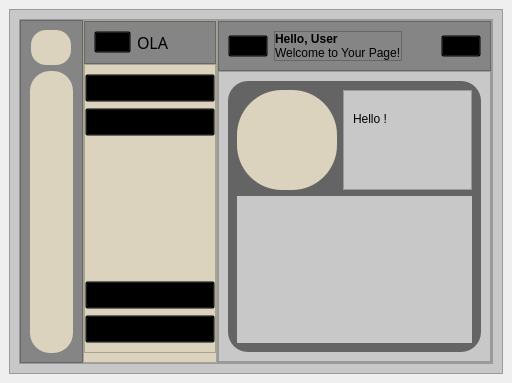
skadimoe9/Japanese-OCR-Translation-App, file Menu.ui: the form before one commit.
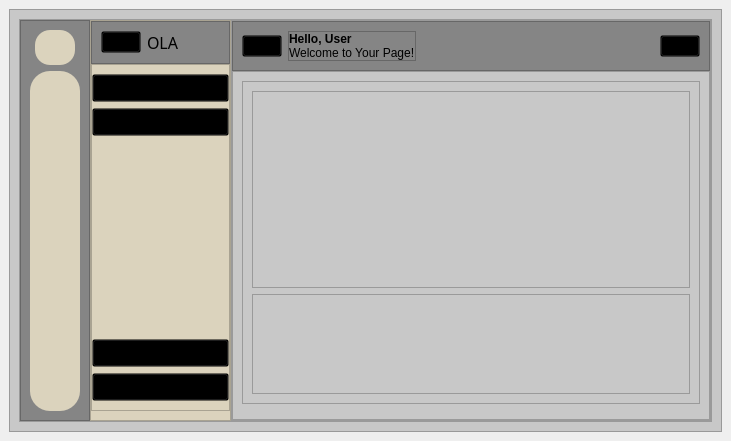
The form after the commit. The open tabs and pages were chosen to show the change. Icons and pictures are not drawn.

Commit message: Update GUI, Image scaling masalah

```diff
--- a/Menu.ui
+++ b/Menu.ui
@@ -6,8 +6,8 @@
    <rect>
     <x>0</x>
     <y>0</y>
-    <width>512</width>
-    <height>383</height>
+    <width>731</width>
+    <height>441</height>
    </rect>
   </property>
   <property name="windowTitle">
@@ -16,7 +16,7 @@
   <widget class="QWidget" name="centralwidget">
    <property name="maximumSize">
     <size>
-     <width>800</width>
+     <width>2000</width>
      <height>16777215</height>
     </size>
    </property>
@@ -474,40 +474,7 @@
                 <property name="rightMargin">
                  <number>0</number>
                 </property>
-                <item row="2" column="0">
-                 <spacer name="verticalSpacer">
-                  <property name="orientation">
-                   <enum>Qt::Vertical</enum>
-                  </property>
-                  <property name="sizeHint" stdset="0">
-                   <size>
-                    <width>20</width>
-                    <height>40</height>
-                   </size>
-                  </property>
-                 </spacer>
-                </item>
-                <item row="3" column="0">
-                 <widget class="QPushButton" name="Settings_button_2">
-                  <property name="styleSheet">
-                   <string notr="true">background-color:rgba(0,0,0,0);</string>
-                  </property>
-                  <property name="text">
-                   <string>Settings</string>
-                  </property>
-                  <property name="icon">
-                   <iconset resource="Coding/Resources.qrc">
-                    <normaloff>:/newPrefix/settings.png</normaloff>:/newPrefix/settings.png</iconset>
-                  </property>
-                  <property name="iconSize">
-                   <size>
-                    <width>18</width>
-                    <height>18</height>
-                   </size>
-                  </property>
-                 </widget>
-                </item>
-                <item row="4" column="0">
+                <item row="5" column="0">
                  <widget class="QPushButton" name="Signout_Button_2">
                   <property name="styleSheet">
                    <string notr="true">background-color:rgba(0,0,0,0);</string>
@@ -527,6 +494,46 @@
                   </property>
                  </widget>
                 </item>
+                <item row="4" column="0">
+                 <widget class="QPushButton" name="Settings_button_2">
+                  <property name="styleSheet">
+                   <string notr="true">background-color:rgba(0,0,0,0);</string>
+                  </property>
+                  <property name="text">
+                   <string>Settings</string>
+                  </property>
+                  <property name="icon">
+                   <iconset resource="Coding/Resources.qrc">
+                    <normaloff>:/newPrefix/settings.png</normaloff>
+                    <normalon>:/newPrefix/settingscolor.png</normalon>:/newPrefix/settings.png</iconset>
+                  </property>
+                  <property name="iconSize">
+                   <size>
+                    <width>18</width>
+                    <height>18</height>
+                   </size>
+                  </property>
+                  <property name="checkable">
+                   <bool>true</bool>
+                  </property>
+                  <property name="autoExclusive">
+                   <bool>true</bool>
+                  </property>
+                 </widget>
+                </item>
+                <item row="3" column="0">
+                 <spacer name="verticalSpacer">
+                  <property name="orientation">
+                   <enum>Qt::Vertical</enum>
+                  </property>
+                  <property name="sizeHint" stdset="0">
+                   <size>
+                    <width>20</width>
+                    <height>40</height>
+                   </size>
+                  </property>
+                 </spacer>
+                </item>
                 <item row="0" column="0">
                  <widget class="QPushButton" name="Home_button_2">
                   <property name="styleSheet">
@@ -546,6 +553,12 @@
                     <height>18</height>
                    </size>
                   </property>
+                  <property name="checkable">
+                   <bool>true</bool>
+                  </property>
+                  <property name="autoExclusive">
+                   <bool>true</bool>
+                  </property>
                  </widget>
                 </item>
                 <item row="1" column="0">
@@ -566,6 +579,12 @@
                     <height>18</height>
                    </size>
                   </property>
+                  <property name="checkable">
+                   <bool>true</bool>
+                  </property>
+                  <property name="autoExclusive">
+                   <bool>true</bool>
+                  </property>
                  </widget>
                 </item>
                </layout>
@@ -578,7 +597,7 @@
            <widget class="QFrame" name="frame_6">
             <property name="maximumSize">
              <size>
-              <width>1000</width>
+              <width>3000</width>
               <height>16777215</height>
              </size>
             </property>
@@ -882,6 +901,71 @@
                     </item>
                    </layout>
                   </widget>
+                  <widget class="QWidget" name="page">
+                   <layout class="QGridLayout" name="gridLayout_23">
+                    <item row="0" column="0">
+                     <widget class="QScrollArea" name="scrollArea">
+                      <property name="widgetResizable">
+                       <bool>true</bool>
+                      </property>
+                      <widget class="QWidget" name="scrollAreaWidgetContents">
+                       <property name="geometry">
+                        <rect>
+                         <x>0</x>
+                         <y>0</y>
+                         <width>476</width>
+                         <height>321</height>
+                        </rect>
+                       </property>
+                       <layout class="QGridLayout" name="gridLayout_24">
+                        <item row="0" column="0">
+                         <widget class="QFrame" name="frame_15">
+                          <property name="frameShape">
+                           <enum>QFrame::StyledPanel</enum>
+                          </property>
+                          <property name="frameShadow">
+                           <enum>QFrame::Raised</enum>
+                          </property>
+                          <layout class="QGridLayout" name="gridLayout_25">
+                           <item row="0" column="0">
+                            <widget class="QWidget" name="widget_6" native="true"/>
+                           </item>
+                           <item row="0" column="1">
+                            <widget class="QWidget" name="widget_7" native="true"/>
+                           </item>
+                          </layout>
+                         </widget>
+                        </item>
+                        <item row="1" column="0">
+                         <widget class="QFrame" name="frame_16">
+                          <property name="maximumSize">
+                           <size>
+                            <width>16777215</width>
+                            <height>100</height>
+                           </size>
+                          </property>
+                          <property name="frameShape">
+                           <enum>QFrame::StyledPanel</enum>
+                          </property>
+                          <property name="frameShadow">
+                           <enum>QFrame::Raised</enum>
+                          </property>
+                          <layout class="QGridLayout" name="gridLayout_26">
+                           <item row="0" column="1">
+                            <widget class="QWidget" name="widget_10" native="true"/>
+                           </item>
+                          </layout>
+                         </widget>
+                        </item>
+                       </layout>
+                      </widget>
+                     </widget>
+                    </item>
+                    <item row="1" column="0">
+                     <widget class="QWidget" name="widget_9" native="true"/>
+                    </item>
+                   </layout>
+                  </widget>
                   <widget class="QWidget" name="Settings_page">
                    <layout class="QGridLayout" name="gridLayout_19">
                     <item row="0" column="0">
@@ -1010,6 +1094,10 @@
                       <layout class="QGridLayout" name="gridLayout_17">
                        <item row="0" column="1">
                         <widget class="QFrame" name="frame_14">
+                         <property name="styleSheet">
+                          <string notr="true">border-radius:20px;
+background-color: rgb(219, 211, 189);</string>
+                         </property>
                          <property name="frameShape">
                           <enum>QFrame::StyledPanel</enum>
                          </property>
@@ -1019,6 +1107,13 @@
                          <layout class="QGridLayout" name="gridLayout_22">
                           <item row="0" column="0">
                            <widget class="QLabel" name="label_7">
+                            <property name="font">
+                             <font>
+                              <pointsize>16</pointsize>
+                              <weight>75</weight>
+                              <bold>true</bold>
+                             </font>
+                            </property>
                             <property name="text">
                              <string>Hello !</string>
                             </property>
@@ -1035,7 +1130,20 @@
                         </widget>
                        </item>
                        <item row="1" column="0" colspan="2">
-                        <widget class="QWidget" name="widget_4" native="true"/>
+                        <widget class="QWidget" name="widget_4" native="true">
+                         <property name="styleSheet">
+                          <string notr="true">border-radius:20px;</string>
+                         </property>
+                         <layout class="QGridLayout" name="gridLayout_31">
+                          <item row="0" column="0">
+                           <widget class="QLabel" name="label_8">
+                            <property name="text">
+                             <string/>
+                            </property>
+                           </widget>
+                          </item>
+                         </layout>
+                        </widget>
                        </item>
                        <item row="0" column="0">
                         <widget class="QWidget" name="widget_3" native="true">
```
Left out of the diff: 114 changed lines with no effect on the pictures. The commit also changes 3 other files.
